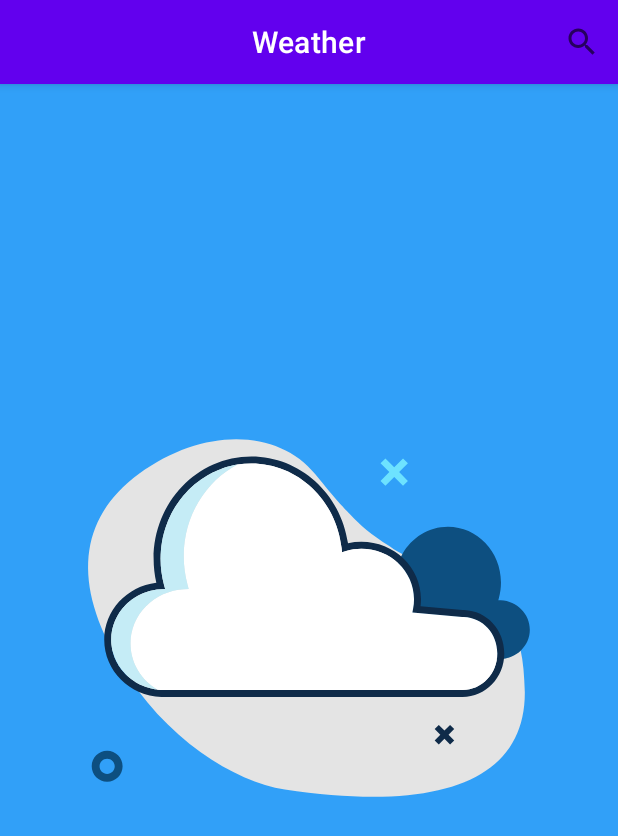
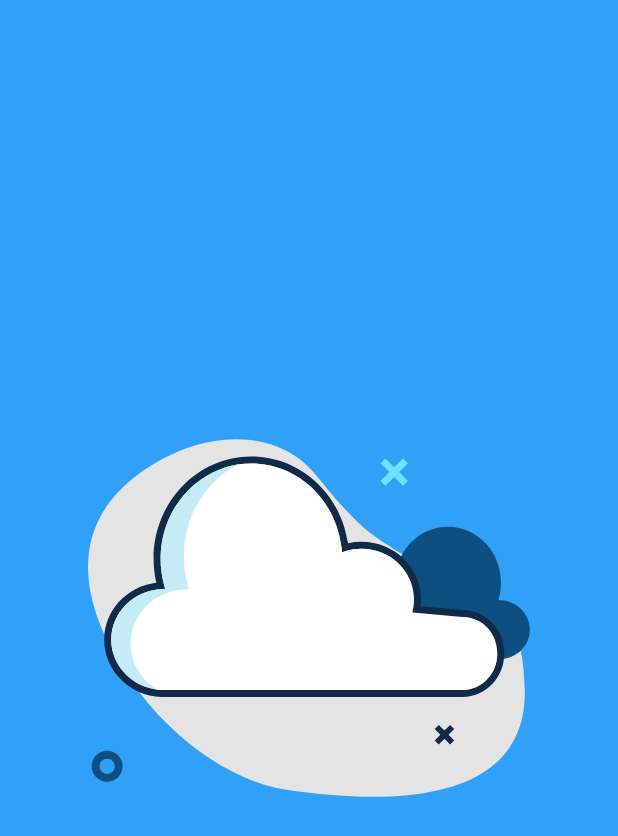
Before and after one commit to shamardn/Weather, an Android app: the screen it shows after launch (MainActivity), on a phone screen of 412 x 824 dp. Shown: the top 836 px of the screen. Run offline under Robolectric (Android 15) with nearby library versions, the phone set to English and light mode, and no system bars; our stand-ins replace Dagger/Hilt's generated code, data binding; network calls fail.

Commit message:
Revert "add searchView in top app bar"
This reverts commit b0793bfcb26c8b29957070aca5e5883ae8a6efb7.

```diff
--- a/app/src/main/res/drawable/ic_search.xml
+++ /dev/null
@@ -1,5 +0,0 @@
-<vector android:height="24dp" android:tint="#000000"
-    android:viewportHeight="24" android:viewportWidth="24"
-    android:width="24dp" xmlns:android="http://schemas.android.com/apk/res/android">
-    <path android:fillColor="@android:color/white" android:pathData="M15.5,14h-0.79l-0.28,-0.27C15.41,12.59 16,11.11 16,9.5 16,5.91 13.09,3 9.5,3S3,5.91 3,9.5 5.91,16 9.5,16c1.61,0 3.09,-0.59 4.23,-1.57l0.27,0.28v0.79l5,4.99L20.49,19l-4.99,-5zM9.5,14C7.01,14 5,11.99 5,9.5S7.01,5 9.5,5 14,7.01 14,9.5 11.99,14 9.5,14z"/>
-</vector>
--- a/app/src/main/res/layout/fragment_home.xml
+++ b/app/src/main/res/layout/fragment_home.xml
@@ -8,23 +8,7 @@
             name="viewModel"
             type="com.shamardn.weather.ui.home.HomeViewModel" />
     </data>
-    <androidx.coordinatorlayout.widget.CoordinatorLayout
-        android:layout_width="match_parent"
-        android:layout_height="match_parent">
-        <com.google.android.material.appbar.AppBarLayout
-            android:layout_width="match_parent"
-            android:layout_height="wrap_content">
 
-            <com.google.android.material.appbar.MaterialToolbar
-                android:id="@+id/topAppBar"
-                android:layout_width="match_parent"
-                android:layout_height="?attr/actionBarSize"
-                app:title="@string/page_title"
-                app:titleTextColor="@color/white"
-                app:titleCentered="true"
-                app:menu="@menu/top_app_bar" />
-
-        </com.google.android.material.appbar.AppBarLayout>
         <androidx.constraintlayout.widget.ConstraintLayout
             android:layout_width="match_parent"
             android:layout_height="match_parent"
@@ -67,5 +51,4 @@
                 app:lottie_loop="true"
                 app:lottie_rawRes="@raw/error" />
         </androidx.constraintlayout.widget.ConstraintLayout>
-    </androidx.coordinatorlayout.widget.CoordinatorLayout>
 </layout>
--- a/app/src/main/res/menu/top_app_bar.xml
+++ /dev/null
@@ -1,11 +0,0 @@
-<?xml version="1.0" encoding="utf-8"?>
-<menu xmlns:android="http://schemas.android.com/apk/res/android"
-    xmlns:app="http://schemas.android.com/apk/res-auto">
-    <item
-        android:id="@+id/search"
-        android:title="@string/search"
-        app:showAsAction="ifRoom|withText"
-        android:icon="@drawable/ic_search"
-        app:actionViewClass="android.widget.SearchView"
-        />
-</menu>
--- a/app/src/main/res/values/strings.xml
+++ b/app/src/main/res/values/strings.xml
@@ -9,6 +9,4 @@
     <string name="pressure">Pressure</string>
     <string name="icon_desc">icon of weather status</string>
     <string name="city_holder">Cairo</string>
-    <string name="page_title">Weather</string>
-    <string name="search">search</string>
 </resources>
```
